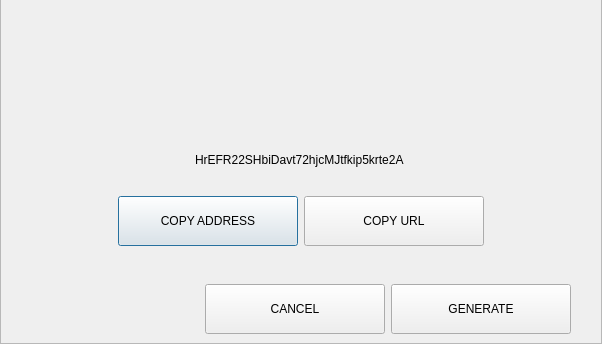
Qt form src/qt/guapcoin/forms/requestdialog.ui (guapcrypto/Guapcoin) before a commit; both pictures show x 0 to 602 and y 263 to 607 of the 602 by 607 pixel window.
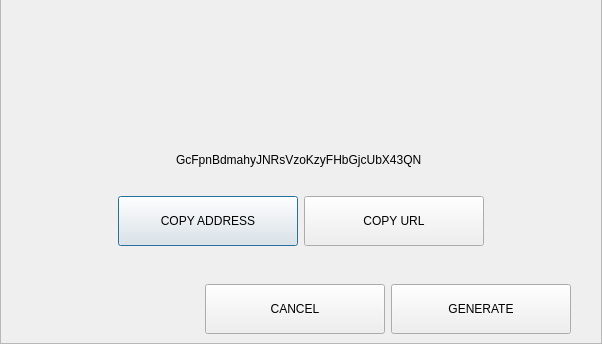
The same form after that commit. The open tabs and pages were chosen to show the change.

```diff
--- a/src/qt/guapcoin/forms/requestdialog.ui
+++ b/src/qt/guapcoin/forms/requestdialog.ui
@@ -542,7 +542,7 @@
           <item alignment="Qt::AlignHCenter">
            <widget class="QLabel" name="labelAddress">
             <property name="text">
-             <string>HrEFR22SHbiDavt72hjcMJtfkip5krte2A </string>
+             <string>GcFpnBdmahyJNRsVzoKzyFHbGjcUbX43QN </string>
             </property>
            </widget>
           </item>
```
